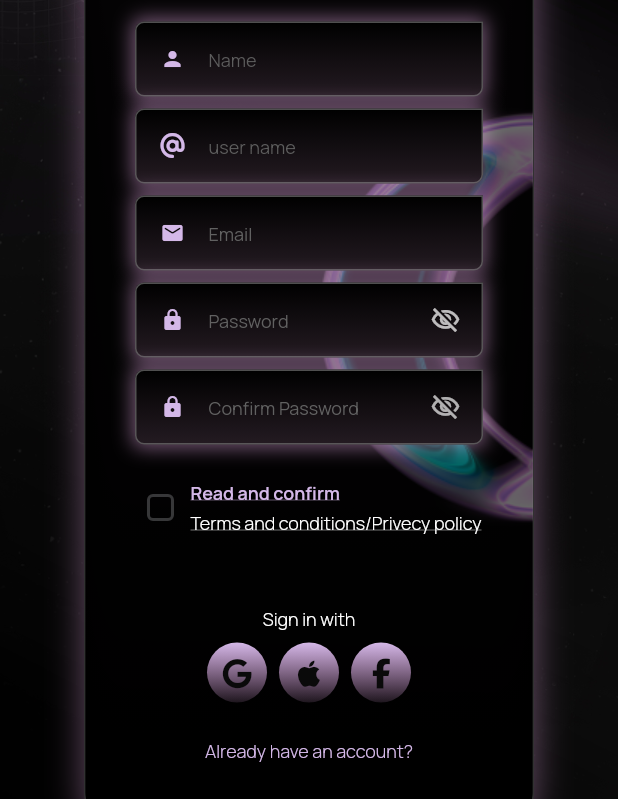
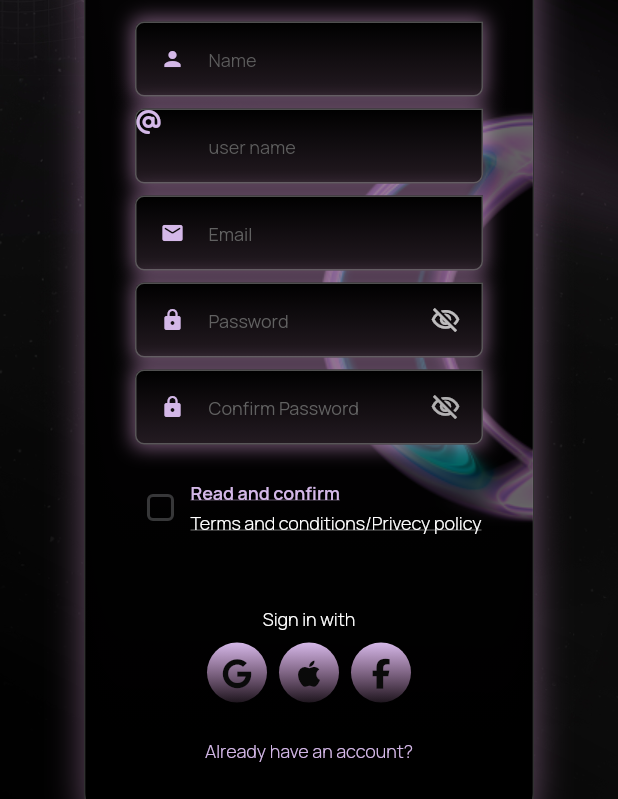
Before and after one commit to moabubakerr/yogee, a Flutter app: the SignupWidget screen opened by its route, on a phone screen of 412 x 824 dp. Shown: the part 301-1100 px from the top of the screen. Run offline on Flutter 3.47's test engine with Material 3 defaults, Android fonts, the phone set to English and light mode, and no system bars; our stand-ins replace assets_audio_player, audio_service, auto_size_text, badges, cached_network_image, cloud_firestore and 28 more; missing offline and left inert: aligned_dialog, any_link_preview, dart:html, json_path, mime_type, platform_detect and 2 more; accounts and stored records are empty; key blocks and very long unbroken strings in the code were emptied for the run.

Commit message:
Fix iOS build: disable SPM, upgrade font_awesome v11 and page_transition v2.2

```diff
--- a/lib/auth/signup/signup_widget.dart
+++ b/lib/auth/signup/signup_widget.dart
@@ -468,7 +468,7 @@ class _SignupWidgetState extends State<SignupWidget> {
                                     ),
                                     filled: true,
                                     fillColor: Colors.transparent,
-                                    prefixIcon: Icon(
+                                    prefixIcon: FaIcon(
                                       FontAwesomeIcons.at,
                                       color:
                                           FlutterFlowTheme.of(context).primary,
--- a/lib/flutter_flow/flutter_flow_icon_button.dart
+++ b/lib/flutter_flow/flutter_flow_icon_button.dart
@@ -64,7 +64,7 @@ class _FlutterFlowIconButtonState extends State<FlutterFlowIconButton> {
     if (isFontAwesome) {
       FaIcon icon = widget.icon as FaIcon;
       effectiveIcon = FaIcon(
-        icon.icon,
+        icon.icon as FaIconData?,
         size: icon.size,
       );
       iconSize = icon.size;
--- a/lib/flutter_flow/flutter_flow_widgets.dart
+++ b/lib/flutter_flow/flutter_flow_widgets.dart
@@ -212,7 +212,7 @@ class _FFButtonWidgetState extends State<FFButtonWidget> {
     if ((widget.icon != null || widget.iconData != null) && !loading) {
       Widget icon = widget.icon ??
           FaIcon(
-            widget.iconData!,
+            widget.iconData! as FaIconData,
             size: widget.options.iconSize,
             color: widget.options.iconColor,
           );
--- a/lib/settings/personalinfo/personalinfo_widget.dart
+++ b/lib/settings/personalinfo/personalinfo_widget.dart
@@ -551,7 +551,7 @@ class _PersonalinfoWidgetState extends State<PersonalinfoWidget> {
                                       ),
                                       filled: true,
                                       fillColor: Colors.transparent,
-                                      prefixIcon: Icon(
+                                      prefixIcon: FaIcon(
                                         FontAwesomeIcons.at,
                                         color: Color(0xFFF1B2F0),
                                         size: 20.0,
--- a/lib/settings/usernameset/usernameset_widget.dart
+++ b/lib/settings/usernameset/usernameset_widget.dart
@@ -265,7 +265,7 @@ class _UsernamesetWidgetState extends State<UsernamesetWidget> {
                                     ),
                                     filled: true,
                                     fillColor: Colors.transparent,
-                                    prefixIcon: Icon(
+                                    prefixIcon: FaIcon(
                                       FontAwesomeIcons.at,
                                       color: Color(0xFFF1B2F0),
                                       size: 20.0,
--- a/pubspec.yaml
+++ b/pubspec.yaml
@@ -74,7 +74,7 @@ dependencies:
   flutter_linkify: ^6.0.0
   flutter_native_splash: 2.4.1
   flutter_plugin_android_lifecycle: 2.0.28
-  font_awesome_flutter: 10.7.0
+  font_awesome_flutter: ^11.0.0
   from_css_color: 2.0.0
   go_router: 12.1.3
   google_fonts: 6.3.3
@@ -98,7 +98,7 @@ dependencies:
   just_audio: ^0.10.4
   mime_type: 1.0.0
   octo_image: 2.1.0
-  page_transition: 2.1.0
+  page_transition: ^2.2.1
   path_provider: 2.1.4
   path_provider_android: 2.2.10
   path_provider_foundation: 2.4.0
```
Also changed, not shown: pubspec.lock.
